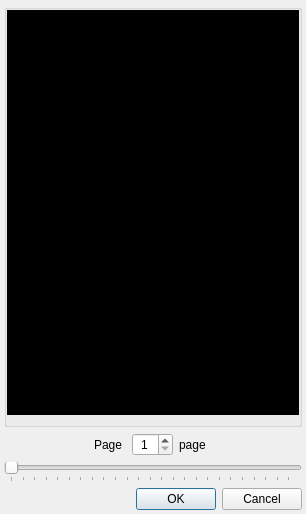
This is forms/go_to_page_dialog.ui in mstuttgart/pynocchio as Qt 5 draws it before an edit. The edited form follows.
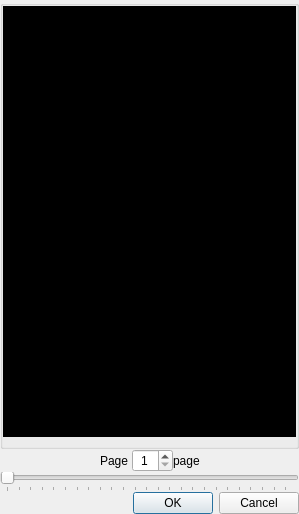
This is the edited form. Icons and pictures are not drawn.

Patch:
```diff
--- a/forms/go_to_page_dialog.ui
+++ b/forms/go_to_page_dialog.ui
@@ -6,7 +6,7 @@
    <rect>
     <x>0</x>
     <y>0</y>
-    <width>306</width>
+    <width>299</width>
     <height>514</height>
    </rect>
   </property>
@@ -24,20 +24,29 @@
    <bool>true</bool>
   </property>
   <layout class="QVBoxLayout" name="verticalLayout">
+   <property name="spacing">
+    <number>0</number>
+   </property>
+   <property name="sizeConstraint">
+    <enum>QLayout::SetDefaultConstraint</enum>
+   </property>
    <property name="leftMargin">
-    <number>4</number>
+    <number>0</number>
    </property>
    <property name="topMargin">
-    <number>4</number>
+    <number>0</number>
    </property>
    <property name="rightMargin">
-    <number>4</number>
+    <number>0</number>
    </property>
    <property name="bottomMargin">
-    <number>4</number>
+    <number>0</number>
    </property>
    <item>
     <layout class="QVBoxLayout" name="vertical_layout">
+     <property name="spacing">
+      <number>0</number>
+     </property>
      <item>
       <widget class="QGroupBox" name="group_box">
        <property name="title">
@@ -96,8 +105,8 @@
             <rect>
              <x>0</x>
              <y>0</y>
-             <width>290</width>
-             <height>372</height>
+             <width>289</width>
+             <height>405</height>
             </rect>
            </property>
            <property name="sizePolicy">
@@ -130,6 +139,12 @@
                 <verstretch>0</verstretch>
                </sizepolicy>
               </property>
+              <property name="frameShape">
+               <enum>QFrame::Panel</enum>
+              </property>
+              <property name="frameShadow">
+               <enum>QFrame::Raised</enum>
+              </property>
               <property name="text">
                <string/>
               </property>
@@ -147,6 +162,22 @@
      </item>
      <item>
       <layout class="QGridLayout" name="grid_layout">
+       <property name="spacing">
+        <number>0</number>
+       </property>
+       <item row="2" column="5">
+        <spacer name="horizontal_spacer_right">
+         <property name="orientation">
+          <enum>Qt::Horizontal</enum>
+         </property>
+         <property name="sizeHint" stdset="0">
+          <size>
+           <width>40</width>
+           <height>20</height>
+          </size>
+         </property>
+        </spacer>
+       </item>
        <item row="2" column="2">
         <widget class="QSpinBox" name="spin_box_go_page">
          <property name="wrapping">
```
Left out of the diff: 55 changed lines with no effect on the pictures.
